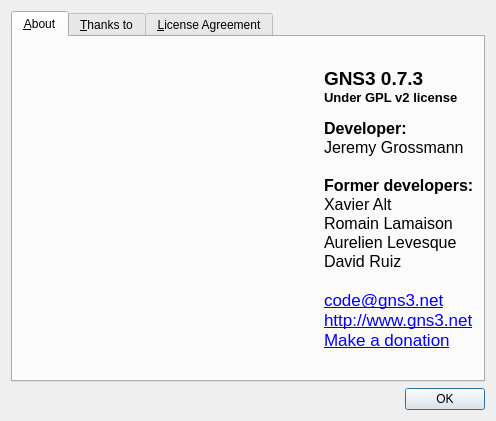
The window that src/GNS3/Ui/Form_About.ui (GNS3/gns3-legacy) describes before a commit, drawn with Qt 5.
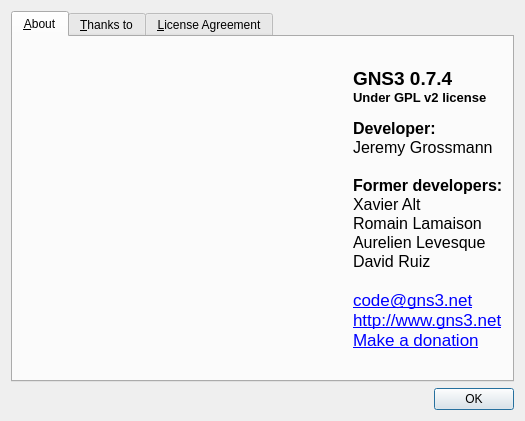
The same window after the commit. Icons and pictures are not drawn.

What changed in the file:
```diff
--- a/src/GNS3/Ui/Form_About.ui
+++ b/src/GNS3/Ui/Form_About.ui
@@ -6,8 +6,8 @@
    <rect>
     <x>0</x>
     <y>0</y>
-    <width>496</width>
-    <height>384</height>
+    <width>525</width>
+    <height>398</height>
    </rect>
   </property>
   <property name="windowTitle">
@@ -71,7 +71,7 @@
 &lt;html&gt;&lt;head&gt;&lt;meta name=&quot;qrichtext&quot; content=&quot;1&quot; /&gt;&lt;style type=&quot;text/css&quot;&gt;
 p, li { white-space: pre-wrap; }
 &lt;/style&gt;&lt;/head&gt;&lt;body style=&quot; font-family:'Lucida Grande'; font-size:13pt; font-weight:400; font-style:normal;&quot;&gt;
-&lt;p style=&quot; margin-top:0px; margin-bottom:0px; margin-left:0px; margin-right:0px; -qt-block-indent:0; text-indent:0px;&quot;&gt;&lt;span style=&quot; font-family:'Sans Serif'; font-size:14pt; font-weight:600;&quot;&gt;GNS3 0.7.3&lt;/span&gt;&lt;/p&gt;
+&lt;p style=&quot; margin-top:0px; margin-bottom:0px; margin-left:0px; margin-right:0px; -qt-block-indent:0; text-indent:0px;&quot;&gt;&lt;span style=&quot; font-family:'Sans Serif'; font-size:14pt; font-weight:600;&quot;&gt;GNS3 0.7.4&lt;/span&gt;&lt;/p&gt;
 &lt;p style=&quot; margin-top:0px; margin-bottom:0px; margin-left:0px; margin-right:0px; -qt-block-indent:0; text-indent:0px;&quot;&gt;&lt;span style=&quot; font-family:'Sans Serif'; font-size:10pt; font-weight:600;&quot;&gt;Under GPL v2 license&lt;/span&gt;&lt;/p&gt;
 &lt;p style=&quot;-qt-paragraph-type:empty; margin-top:0px; margin-bottom:0px; margin-left:0px; margin-right:0px; -qt-block-indent:0; text-indent:0px; font-family:'Sans Serif'; font-size:9pt; font-weight:600;&quot;&gt;&lt;/p&gt;
 &lt;p style=&quot; margin-top:0px; margin-bottom:0px; margin-left:0px; margin-right:0px; -qt-block-indent:0; text-indent:0px;&quot;&gt;&lt;span style=&quot; font-family:'Sans Serif'; font-size:12pt; font-weight:600;&quot;&gt;Developer:&lt;/span&gt;&lt;/p&gt;
```
